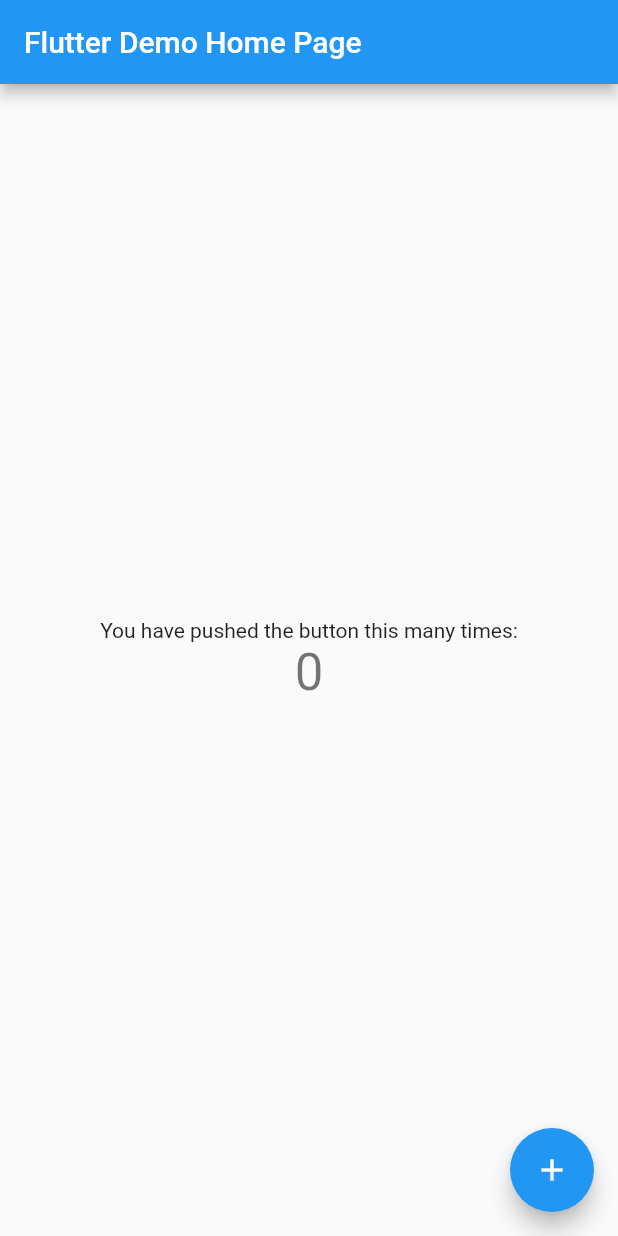
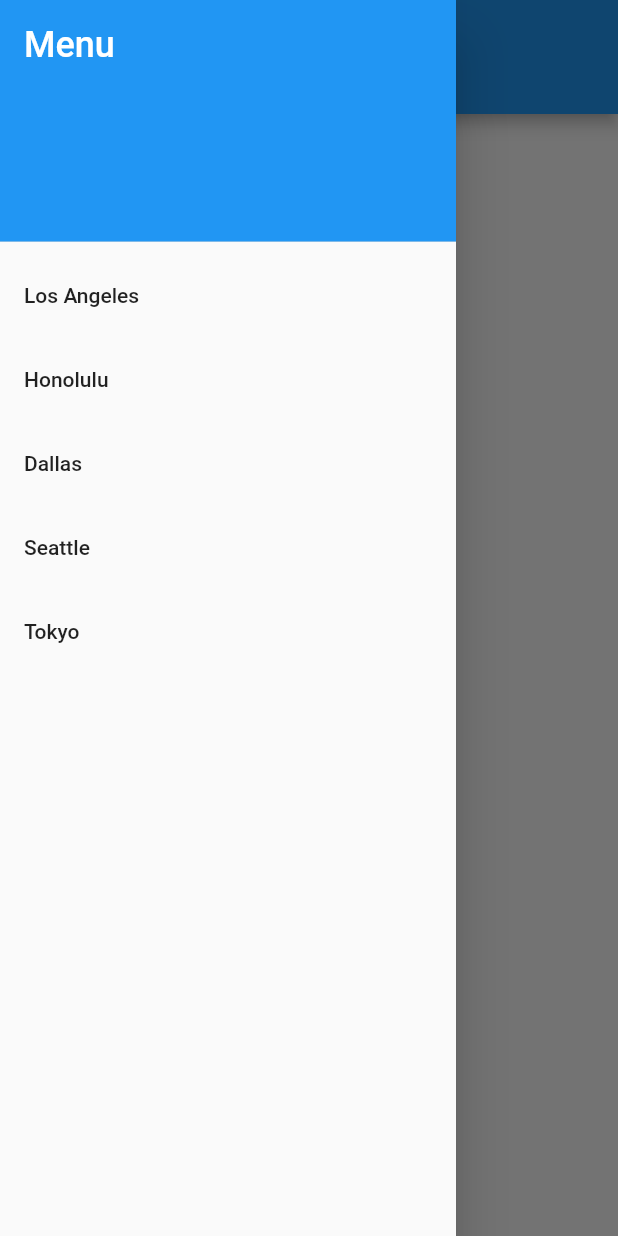
Before and after one commit to voynichteru/poker_tracker, a Flutter app: the screen it shows after launch, with the side drawer open (before the commit the screen has no drawer), on a phone screen of 412 x 824 dp. Run offline on Flutter 3.47's test engine with Material 2 defaults, Android fonts, the phone set to English and light mode, and no system bars; our stand-ins replace flutter_hooks.

Commit message:
Add drawer and menu under AppBar

```diff
--- /dev/null
+++ b/analysis_options.yaml
@@ -0,0 +1,2 @@
+# https://pub.dev/packages/pedantic_mono
+include: package:pedantic_mono/analysis_options.yaml
--- a/lib/main.dart
+++ b/lib/main.dart
@@ -1,13 +1,14 @@
 /// @voynichteru
 
 import 'package:flutter/material.dart';
+import 'package:flutter_hooks/flutter_hooks.dart';
+import 'package:poker_tracker/ui/main_screen.dart';
 
 void main() {
   runApp(MyApp());
 }
 
-class MyApp extends StatelessWidget {
-  // This widget is the root of your application.
+class MyApp extends HookWidget {
   @override
   Widget build(BuildContext context) {
     return MaterialApp(
@@ -15,54 +16,7 @@
       theme: ThemeData(
         primarySwatch: Colors.blue,
       ),
-      home: MyHomePage(title: 'Flutter Demo Home Page'),
+      home: const MainScreen(),
     );
   }
 }
-
-class MyHomePage extends StatefulWidget {
-  MyHomePage({Key? key, this.title}) : super(key: key);
-
-  final String? title;
-
-  @override
-  _MyHomePageState createState() => _MyHomePageState();
-}
-
-class _MyHomePageState extends State<MyHomePage> {
-  int _counter = 0;
-
-  void _incrementCounter() {
-    setState(() {
-      _counter++;
-    });
-  }
-
-  @override
-  Widget build(BuildContext context) {
-    return Scaffold(
-      appBar: AppBar(
-        title: Text(widget.title!),
-      ),
-      body: Center(
-        child: Column(
-          mainAxisAlignment: MainAxisAlignment.center,
-          children: <Widget>[
-            Text(
-              'You have pushed the button this many times:',
-            ),
-            Text(
-              '$_counter',
-              style: Theme.of(context).textTheme.headline4,
-            ),
-          ],
-        ),
-      ),
-      floatingActionButton: FloatingActionButton(
-        onPressed: _incrementCounter,
-        tooltip: 'Increment',
-        child: Icon(Icons.add),
-      ),
-    );
-  }
-}
--- /dev/null
+++ b/lib/ui/main_screen.dart
@@ -0,0 +1,103 @@
+import 'package:flutter/material.dart';
+import 'package:flutter_hooks/flutter_hooks.dart';
+
+class MainScreen extends HookWidget {
+  const MainScreen();
+
+  @override
+  Widget build(BuildContext context) {
+    return Scaffold(
+      appBar: AppBar(
+        title: const Text('poker tracker header'),
+        bottom: PreferredSize(
+          child: Row(
+            children: [
+              GestureDetector(
+                child: Container(
+                  child: Text(
+                    'settings',
+                    style: TextStyle(color: Colors.grey[900]),
+                  ),
+                ),
+                onTap: () {},
+              ),
+              const SizedBox(width: 10),
+              GestureDetector(
+                child: Container(
+                  child: Text(
+                    'settings',
+                    style: TextStyle(color: Colors.grey[900]),
+                  ),
+                ),
+                onTap: () {
+                  debugPrint('hello man +++++++++++++++');
+                },
+              ),
+              const SizedBox(width: 10),
+              GestureDetector(
+                child: Container(
+                  child: Text(
+                    'settings',
+                    style: TextStyle(color: Colors.grey[900]),
+                  ),
+                ),
+                onTap: () {},
+              ),
+              const SizedBox(width: 10),
+              GestureDetector(
+                child: Container(
+                  child: Text(
+                    'settings',
+                    style: TextStyle(color: Colors.grey[900]),
+                  ),
+                ),
+                onTap: () {},
+              ),
+              const SizedBox(width: 10),
+            ],
+          ),
+          preferredSize: Size.fromHeight(20),
+        ),
+      ),
+      body: const Text('body'),
+      drawer: Drawer(
+        child: ListView(
+          children: <Widget>[
+            const DrawerHeader(
+              child: Text(
+                'Menu',
+                style: TextStyle(
+                  fontSize: 24,
+                  color: Colors.white,
+                ),
+              ),
+              decoration: BoxDecoration(
+                color: Colors.blue,
+              ),
+            ),
+            ListTile(
+              title: Text('Los Angeles'),
+              onTap: () {},
+            ),
+            ListTile(
+              title: Text('Honolulu'),
+              onTap: () {},
+            ),
+            ListTile(
+              title: Text('Dallas'),
+              onTap: () {},
+            ),
+            ListTile(
+              title: Text('Seattle'),
+              onTap: () {},
+            ),
+            ListTile(
+              title: Text('Tokyo'),
+              onTap: () {},
+            ),
+          ],
+        ),
+      ),
+    );
+  }
+}
--- a/pubspec.yaml
+++ b/pubspec.yaml
@@ -23,6 +23,9 @@
 dependencies:
   flutter:
     sdk: flutter
+  flutter_hooks: 0.16.0-nullsafety.0
+  hooks_riverpod: 0.13.0-nullsafety.3
+  pedantic_mono: ^1.11.0+2
 
 
   # The following adds the Cupertino Icons font to your application.
```
Also changed, not shown: pubspec.lock.
